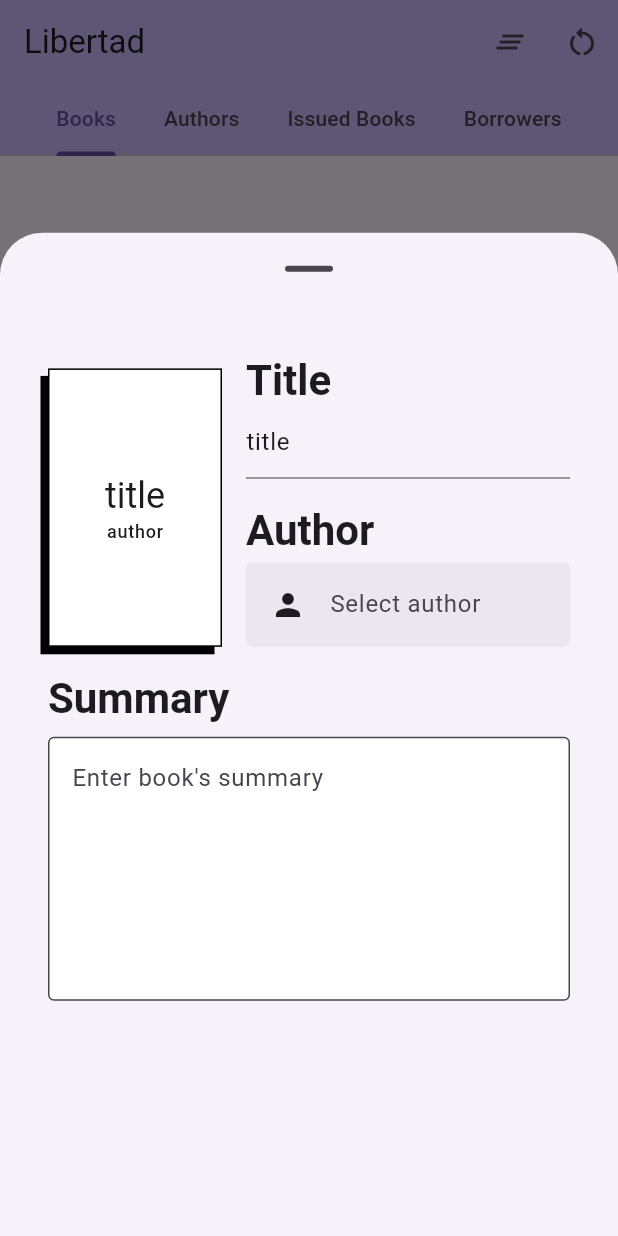
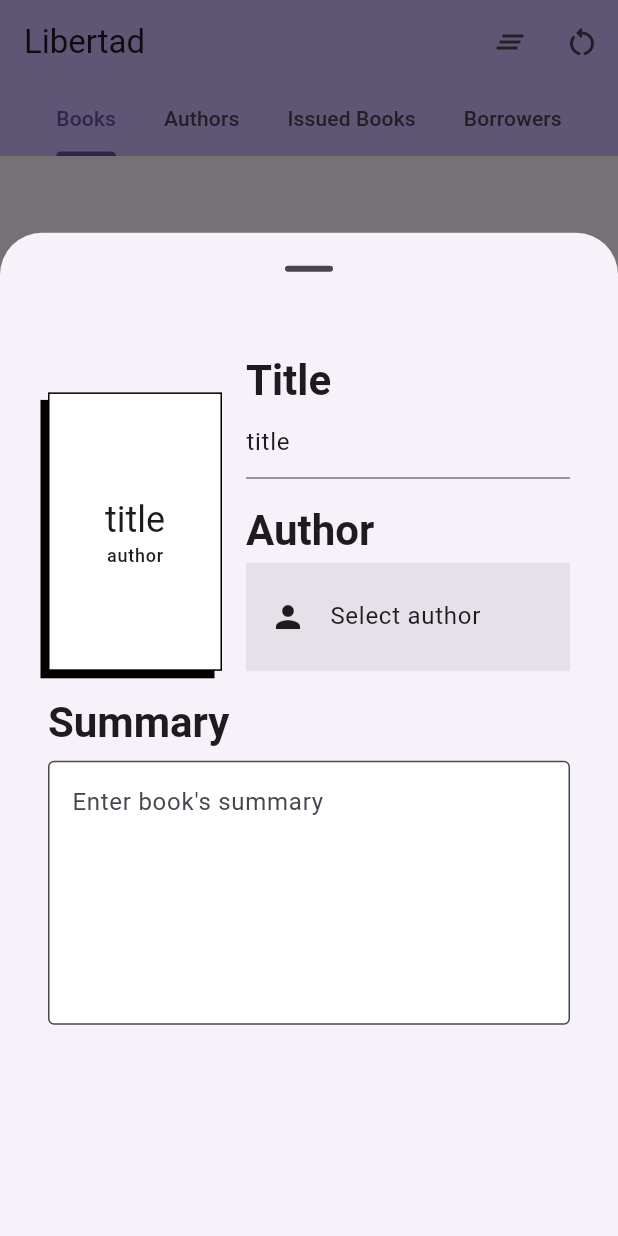
Before and after one commit to imaachman/libertad, a Flutter app: the screen it shows after launch, after a tap on the "add" icon, on a phone screen of 412 x 824 dp. Run offline on Flutter 3.47's test engine with Material 3 defaults, Android fonts, the light colour scheme and no system bars; our stand-ins replace flutter_riverpod, isar, riverpod_annotation; accounts and stored records are empty; generated files the repository leaves out were written again.

Commit message:
Implement author selection with search
- Write query to filter author by name.
- Update AuthorField to be a text button that launches the search view and shows the selected author's name.
- Implement AuthorsSearchDelegate.
- Implement AuthorsSearchViewModel.
- Implement AuthorFieldViewModel.
- Update BookCover to fetch author value from authorFieldViewModelProvider.

```diff
--- a/lib/features/books/screens/book_editor/author_field.dart
+++ b/lib/features/books/screens/book_editor/author_field.dart
@@ -1,12 +1,15 @@
 import 'package:flutter/material.dart';
+import 'package:flutter_riverpod/flutter_riverpod.dart';
+import 'package:libertad/data/models/author.dart';
+import 'package:libertad/features/books/viewmodels/author_field_viewmodel.dart';
 
-class AuthorField extends StatelessWidget {
-  final TextEditingController controller;
-
-  const AuthorField({super.key, required this.controller});
+class AuthorField extends ConsumerWidget {
+  const AuthorField({super.key});
 
   @override
-  Widget build(BuildContext context) {
+  Widget build(BuildContext context, WidgetRef ref) {
+    final AsyncValue<Author?> author = ref.watch(authorFieldViewModelProvider);
+
     return Column(
       crossAxisAlignment: CrossAxisAlignment.start,
       children: [
@@ -18,16 +21,35 @@ class AuthorField extends StatelessWidget {
               ?.copyWith(fontWeight: FontWeight.bold),
         ),
         SizedBox(height: 4),
-        SearchAnchor.bar(
-          barElevation: WidgetStatePropertyAll(0),
-          barShape: WidgetStatePropertyAll(
-            ContinuousRectangleBorder(borderRadius: BorderRadius.circular(8)),
+        TextButton(
+          style: ButtonStyle(
+            shape: WidgetStatePropertyAll(RoundedRectangleBorder()),
+            backgroundColor: WidgetStatePropertyAll(
+                Theme.of(context).colorScheme.surfaceContainerHighest),
           ),
-          barLeading: Icon(Icons.person),
-          barHintText: 'Select author',
-          suggestionsBuilder: (context, searchController) {
-            return [Text('data')];
-          },
+          onPressed: () => ref
+              .read(authorFieldViewModelProvider.notifier)
+              .showAuthorsSearchView(context),
+          child: Container(
+            padding: const EdgeInsets.symmetric(horizontal: 4),
+            width: double.infinity,
+            height: 56,
+            child: Center(
+                child: Row(
+              children: [
+                Icon(
+                  Icons.person,
+                  size: 24,
+                  color: Theme.of(context).colorScheme.onSurface,
+                ),
+                SizedBox(width: 16),
+                Text(
+                  author.value?.name ?? 'Select author',
+                  style: Theme.of(context).textTheme.bodyLarge,
+                ),
+              ],
+            )),
+          ),
         ),
       ],
     );
--- a/lib/features/books/screens/book_editor/book_cover.dart
+++ b/lib/features/books/screens/book_editor/book_cover.dart
@@ -1,13 +1,14 @@
 import 'package:flutter/material.dart';
+import 'package:flutter_riverpod/flutter_riverpod.dart';
+import 'package:libertad/data/models/author.dart';
+import 'package:libertad/features/books/viewmodels/author_field_viewmodel.dart';
 
 class BookCover extends StatefulWidget {
   final TextEditingController titleController;
-  final TextEditingController authorController;
 
   const BookCover({
     super.key,
     required this.titleController,
-    required this.authorController,
   });
 
   @override
@@ -19,13 +20,11 @@ class _BookCoverState extends State<BookCover> {
   void initState() {
     super.initState();
     widget.titleController.addListener(rebuild);
-    widget.authorController.addListener(rebuild);
   }
 
   @override
   void dispose() {
     widget.titleController.removeListener(rebuild);
-    widget.authorController.removeListener(rebuild);
     super.dispose();
   }
 
@@ -51,12 +50,16 @@ class _BookCoverState extends State<BookCover> {
               maxLines: 3,
               overflow: TextOverflow.ellipsis,
             ),
-            Text(
-              widget.authorController.text,
-              style: Theme.of(context).textTheme.labelMedium,
-              maxLines: 1,
-              overflow: TextOverflow.ellipsis,
-            ),
+            Consumer(builder: (context, ref, child) {
+              final AsyncValue<Author?> author =
+                  ref.watch(authorFieldViewModelProvider);
+              return Text(
+                author.value?.name ?? 'author',
+                style: Theme.of(context).textTheme.labelMedium,
+                maxLines: 1,
+                overflow: TextOverflow.ellipsis,
+              );
+            }),
           ],
         ),
       ),
--- a/lib/features/books/screens/book_editor/book_editor.dart
+++ b/lib/features/books/screens/book_editor/book_editor.dart
@@ -17,21 +17,18 @@ class BookEditor extends ConsumerStatefulWidget {
 
 class _BookEditorState extends ConsumerState<BookEditor> {
   late final TextEditingController titleController;
-  late final TextEditingController authorController;
   late final TextEditingController summaryController;
 
   @override
   void initState() {
     super.initState();
     titleController = TextEditingController(text: 'title');
-    authorController = TextEditingController(text: 'author');
     summaryController = TextEditingController();
   }
 
   @override
   void dispose() {
     titleController.dispose();
-    authorController.dispose();
     summaryController.dispose();
     super.dispose();
   }
@@ -66,7 +63,6 @@ class _BookEditorState extends ConsumerState<BookEditor> {
                           width: buildColumn ? (maxWidth / 2) : (maxWidth / 3),
                           child: BookCover(
                             titleController: titleController,
-                            authorController: authorController,
                           ),
                         ),
                         SizedBox(
@@ -80,7 +76,7 @@ class _BookEditorState extends ConsumerState<BookEditor> {
                             children: [
                               TitleField(controller: titleController),
                               SizedBox(height: 16),
-                              AuthorField(controller: authorController),
+                              AuthorField(),
                             ],
                           ),
                         )
```
Also changed, not shown: lib/data/repositories/database_repository.dart (+7 -0 lines), lib/features/books/screens/book_editor/authors_search_delegate.dart (added, +35 -0 lines), lib/features/books/screens/book_editor/authors_search_screen.dart (added, +46 -0 lines), lib/features/books/viewmodels/author_field_viewmodel.dart (added, +21 -0 lines), lib/features/books/viewmodels/authors_search_viewmodel.dart (added, +12 -0 lines), lib/features/books/viewmodels/author_field_viewmodel.g.dart (added), lib/features/books/viewmodels/authors_search_viewmodel.g.dart (added).
